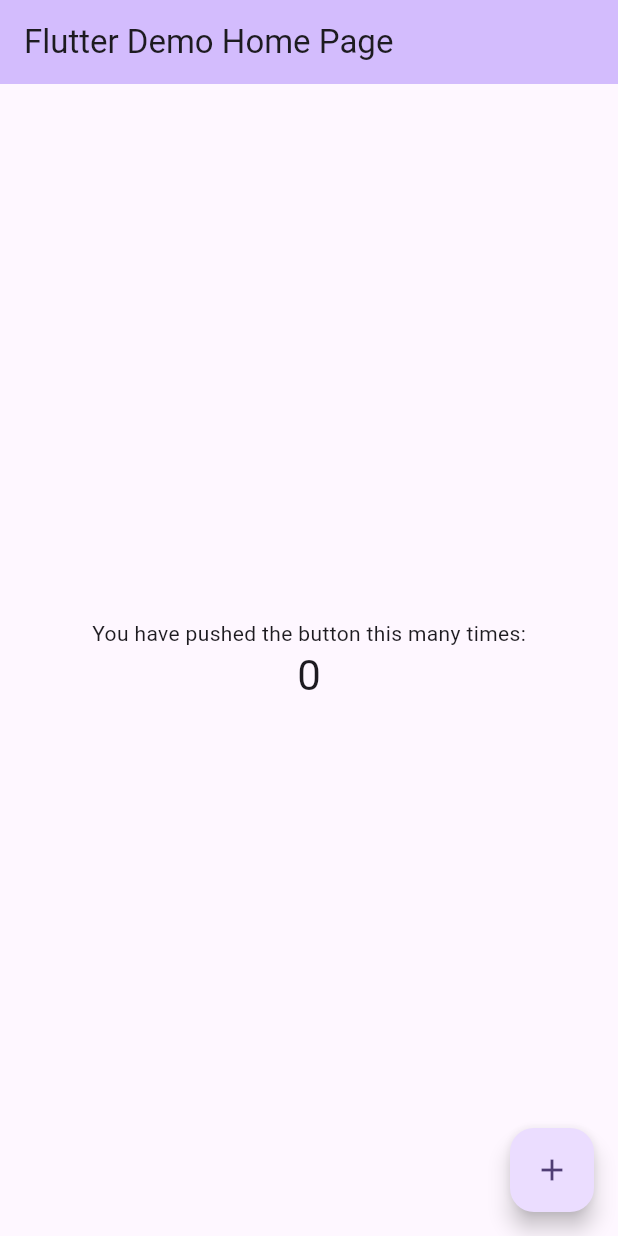
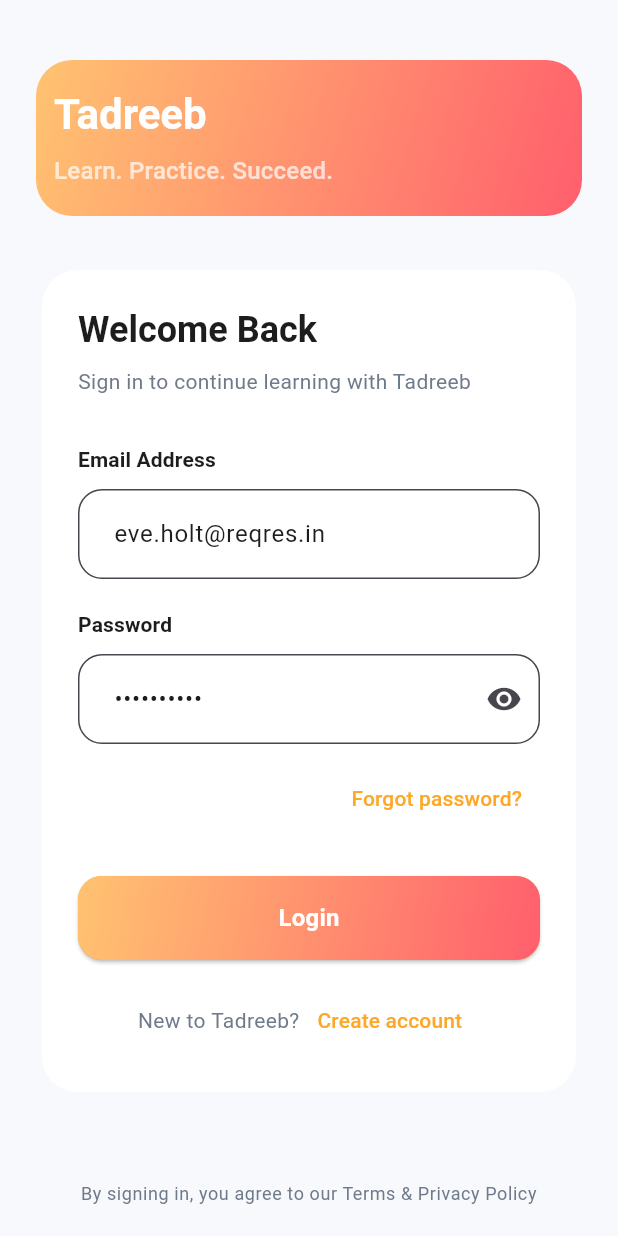
Before and after one commit to MoatazHossam/Tadreeb, a Flutter app: the screen it shows after launch, on a phone screen of 412 x 824 dp. Run offline on Flutter 3.47's test engine with Material 3 defaults, Android fonts, the phone set to English and light mode, and no system bars; our stand-ins replace get.

Commit message:
feat: add GetX-based login module

```diff
--- /dev/null
+++ b/tadreeb/lib/app/data/providers/api_provider.dart
@@ -0,0 +1,50 @@
+import 'dart:convert';
+
+import 'package:http/http.dart' as http;
+
+class ApiProvider {
+  ApiProvider({http.Client? client, this.baseUrl = 'https://reqres.in/api'})
+      : _client = client ?? http.Client();
+
+  final http.Client _client;
+  final String baseUrl;
+
+  Future<Map<String, dynamic>> post(
+    String path, {
+    Map<String, dynamic>? body,
+  }) async {
+    final uri = Uri.parse('$baseUrl$path');
+    final response = await _client.post(
+      uri,
+      headers: {'Content-Type': 'application/json'},
+      body: jsonEncode(body ?? <String, dynamic>{}),
+    );
+
+    if (response.statusCode >= 200 && response.statusCode < 300) {
+      return jsonDecode(response.body) as Map<String, dynamic>;
+    }
+
+    throw ApiException(
+      statusCode: response.statusCode,
+      message: 'Request failed with status: ${response.statusCode}',
+      body: response.body,
+    );
+  }
+
+  void dispose() {
+    _client.close();
+  }
+}
+
+class ApiException implements Exception {
+  ApiException({required this.statusCode, required this.message, this.body});
+
+  final int statusCode;
+  final String message;
+  final String? body;
+
+  @override
+  String toString() {
+    return 'ApiException(statusCode: $statusCode, message: $message, body: $body)';
+  }
+}
--- /dev/null
+++ b/tadreeb/lib/app/data/repositories/auth_repository.dart
@@ -0,0 +1,29 @@
+import '../providers/api_provider.dart';
+
+class AuthRepository {
+  AuthRepository(this._apiProvider);
+
+  final ApiProvider _apiProvider;
+
+  Future<AuthResponse> login({required String email, required String password}) async {
+    final result = await _apiProvider.post(
+      '/login',
+      body: {
+        'email': email,
+        'password': password,
+      },
+    );
+
+    return AuthResponse.fromJson(result);
+  }
+}
+
+class AuthResponse {
+  AuthResponse({required this.token});
+
+  final String token;
+
+  factory AuthResponse.fromJson(Map<String, dynamic> json) {
+    return AuthResponse(token: json['token'] as String? ?? '');
+  }
+}
--- /dev/null
+++ b/tadreeb/lib/app/modules/login/bindings/login_binding.dart
@@ -0,0 +1,14 @@
+import 'package:get/get.dart';
+
+import '../../../data/providers/api_provider.dart';
+import '../../../data/repositories/auth_repository.dart';
+import '../controllers/login_controller.dart';
+
+class LoginBinding extends Bindings {
+  @override
+  void dependencies() {
+    Get.lazyPut<ApiProvider>(() => ApiProvider());
+    Get.lazyPut<AuthRepository>(() => AuthRepository(Get.find()));
+    Get.lazyPut<LoginController>(() => LoginController(Get.find()));
+  }
+}
--- /dev/null
+++ b/tadreeb/lib/app/modules/login/controllers/login_controller.dart
@@ -0,0 +1,63 @@
+import 'package:flutter/material.dart';
+import 'package:get/get.dart';
+
+import '../../../data/providers/api_provider.dart';
+import '../../../data/repositories/auth_repository.dart';
+
+class LoginController extends GetxController {
+  LoginController(this._repository);
+
+  final AuthRepository _repository;
+
+  final emailController = TextEditingController(text: 'eve.holt@reqres.in');
+  final passwordController = TextEditingController(text: 'cityslicka');
+
+  final isPasswordVisible = false.obs;
+  final isLoading = false.obs;
+  final errorMessage = ''.obs;
+
+  @override
+  void onClose() {
+    emailController.dispose();
+    passwordController.dispose();
+    super.onClose();
+  }
+
+  Future<void> login() async {
+    if (isLoading.value) return;
+
+    final email = emailController.text.trim();
+    final password = passwordController.text.trim();
+
+    if (email.isEmpty || password.isEmpty) {
+      errorMessage.value = 'Please enter both email and password';
+      return;
+    }
+
+    try {
+      isLoading.value = true;
+      errorMessage.value = '';
+      final response = await _repository.login(email: email, password: password);
+      if (response.token.isNotEmpty) {
+        Get.snackbar(
+          'Welcome back!',
+          'You have successfully signed in.',
+          snackPosition: SnackPosition.BOTTOM,
+          margin: const EdgeInsets.all(16),
+        );
+      } else {
+        errorMessage.value = 'Invalid credentials, please try again.';
+      }
+    } on ApiException catch (error) {
+      errorMessage.value = error.message;
+    } catch (error) {
+      errorMessage.value = 'Something went wrong, please try again later.';
+    } finally {
+      isLoading.value = false;
+    }
+  }
+
+  void togglePassword() {
+    isPasswordVisible.toggle();
+  }
+}
--- /dev/null
+++ b/tadreeb/lib/app/modules/login/views/login_view.dart
@@ -0,0 +1,212 @@
+import 'package:flutter/material.dart';
+import 'package:get/get.dart';
+
+import '../../../ui/theme/app_theme.dart';
+import '../../../ui/widgets/auth_text_field.dart';
+import '../../../ui/widgets/primary_button.dart';
+import '../controllers/login_controller.dart';
+
+class LoginView extends GetView<LoginController> {
+  const LoginView({super.key});
+
+  @override
+  Widget build(BuildContext context) {
+    return Scaffold(
+      body: SafeArea(
+        child: LayoutBuilder(
+          builder: (context, constraints) {
+            final minHeight = constraints.maxHeight.isFinite
+                ? (constraints.maxHeight - 48).clamp(0, double.infinity)
+                : 0.0;
+            return SingleChildScrollView(
+              padding: const EdgeInsets.symmetric(horizontal: 24),
+              child: ConstrainedBox(
+                constraints: BoxConstraints(minHeight: minHeight),
+                child: IntrinsicHeight(
+                  child: Column(
+                    crossAxisAlignment: CrossAxisAlignment.stretch,
+                    children: [
+                      const SizedBox(height: 40),
+                      _Header(),
+                      const SizedBox(height: 32),
+                      Card(
+                        elevation: 0,
+                        shape: RoundedRectangleBorder(
+                          borderRadius: BorderRadius.circular(24),
+                        ),
+                        color: Colors.white,
+                        child: Padding(
+                          padding: const EdgeInsets.all(24),
+                          child: Column(
+                            crossAxisAlignment: CrossAxisAlignment.stretch,
+                            children: [
+                              Text(
+                                'Welcome Back',
+                                style: Theme.of(context).textTheme.headlineSmall?.copyWith(
+                                      fontWeight: FontWeight.bold,
+                                    ),
+                              ),
+                              const SizedBox(height: 8),
+                              Text(
+                                'Sign in to continue learning with Tadreeb',
+                                style: Theme.of(context)
+                                    .textTheme
+                                    .bodyMedium
+                                    ?.copyWith(color: AppColors.textSecondary),
+                              ),
+                              const SizedBox(height: 32),
+                              AuthTextField(
+                                label: 'Email Address',
+                                hint: 'demo@tadreeb.ae',
+                                controller: controller.emailController,
+                                keyboardType: TextInputType.emailAddress,
+                                textInputAction: TextInputAction.next,
+                              ),
+                              const SizedBox(height: 20),
+                              Obx(
+                                () => AuthTextField(
+                                  label: 'Password',
+                                  hint: 'Enter your password',
+                                  controller: controller.passwordController,
+                                  obscureText: !controller.isPasswordVisible.value,
+                                  textInputAction: TextInputAction.done,
+                                  onSubmitted: (_) => controller.login(),
+                                  suffix: IconButton(
+                                    onPressed: controller.togglePassword,
+                                    icon: Icon(
+                                      controller.isPasswordVisible.value
+                                          ? Icons.visibility_off
+                                          : Icons.visibility,
+                                    ),
+                                  ),
+                                ),
+                              ),
+                              const SizedBox(height: 12),
+                              Align(
+                                alignment: Alignment.centerRight,
+                                child: TextButton(
+                                  onPressed: () {},
+                                  child: const Text('Forgot password?'),
+                                ),
+                              ),
+                              const SizedBox(height: 12),
+                              Obx(
+                                () => AnimatedSwitcher(
+                                  duration: const Duration(milliseconds: 200),
+                                  child: controller.errorMessage.value.isEmpty
+                                      ? const SizedBox.shrink()
+                                      : Container(
+                                          key: ValueKey(controller.errorMessage.value),
+                                          padding: const EdgeInsets.symmetric(
+                                            horizontal: 16,
+                                            vertical: 12,
+                                          ),
+                                          decoration: BoxDecoration(
+                                            color: Colors.red.withOpacity(0.08),
+                                            borderRadius: BorderRadius.circular(12),
+                                          ),
+                                          child: Text(
+                                            controller.errorMessage.value,
+                                            style: const TextStyle(
+                                              color: Colors.red,
+                                              fontWeight: FontWeight.w600,
+                                            ),
+                                          ),
+                                        ),
+                                ),
+                              ),
+                              const SizedBox(height: 16),
+                              Obx(
+                                () => PrimaryButton(
+                                  label: 'Login',
+                                  isLoading: controller.isLoading.value,
+                                  onPressed: controller.login,
+                                ),
+                              ),
+                              const SizedBox(height: 16),
+                              Row(
+                                mainAxisAlignment: MainAxisAlignment.center,
+                                children: [
+                                  Text(
+                                    'New to Tadreeb?',
+                                    style: Theme.of(context)
+                                        .textTheme
+                                        .bodyMedium
+                                        ?.copyWith(color: AppColors.textSecondary),
+                                  ),
+                                  TextButton(
+                                    onPressed: () {},
+                                    child: const Text('Create account'),
+                                  ),
+                                ],
+                              ),
+                            ],
+                          ),
+                        ),
+                      ),
+                      const SizedBox(height: 32),
+                      Padding(
+                        padding: const EdgeInsets.symmetric(vertical: 24),
+                        child: Text(
+                          'By signing in, you agree to our Terms & Privacy Policy',
+                          textAlign: TextAlign.center,
+                          style: Theme.of(context)
+                              .textTheme
+                              .bodySmall
+                              ?.copyWith(color: AppColors.textSecondary),
+                        ),
+                      ),
+                    ],
+                  ),
+                ),
+              ),
+            );
+          },
+        ),
+      ),
+    );
+  }
+}
+
+class _Header extends StatelessWidget {
+  @override
+  Widget build(BuildContext context) {
+    return Column(
+      children: [
+        Container(
+          width: double.infinity,
+          padding: const EdgeInsets.symmetric(horizontal: 12, vertical: 18),
+          decoration: const BoxDecoration(
+            gradient: AppColors.primaryGradient,
+            borderRadius: BorderRadius.only(
+              topLeft: Radius.circular(24),
+              topRight: Radius.circular(24),
+              bottomLeft: Radius.circular(24),
+              bottomRight: Radius.circular(24),
+            ),
+          ),
+          child: Column(
+            crossAxisAlignment: CrossAxisAlignment.start,
+            children: [
+              Text(
+                'Tadreeb',
+                style: Theme.of(context).textTheme.headlineMedium?.copyWith(
+                      color: Colors.white,
+                      fontWeight: FontWeight.bold,
+                    ),
+              ),
+              const SizedBox(height: 8),
+              Text(
+                'Learn. Practice. Succeed.',
+                style: Theme.of(context)
+                    .textTheme
+                    .titleMedium
+                    ?.copyWith(color: Colors.white70, fontWeight: FontWeight.w500),
+              ),
+            ],
+          ),
+        ),
+      ],
+    );
+  }
+}
--- /dev/null
+++ b/tadreeb/lib/app/routes/app_pages.dart
@@ -0,0 +1,21 @@
+import 'package:get/get.dart';
+
+import '../modules/login/bindings/login_binding.dart';
+import '../modules/login/controllers/login_controller.dart';
+import '../modules/login/views/login_view.dart';
+
+part 'app_routes.dart';
+
+class AppPages {
+  AppPages._();
+
+  static const initial = Routes.login;
+
+  static final routes = <GetPage<dynamic>>[
+    GetPage<LoginController>(
+      name: Routes.login,
+      page: () => const LoginView(),
+      binding: LoginBinding(),
+    ),
+  ];
+}
--- /dev/null
+++ b/tadreeb/lib/app/routes/app_routes.dart
@@ -0,0 +1,6 @@
+part of 'app_pages.dart';
+
+abstract class Routes {
+  Routes._();
+  static const login = '/login';
+}
--- /dev/null
+++ b/tadreeb/lib/app/ui/theme/app_theme.dart
@@ -0,0 +1,58 @@
+import 'package:flutter/material.dart';
+
+class AppColors {
+  AppColors._();
+
+  static const Color primary = Color(0xFFFFA726);
+  static const Color accent = Color(0xFF4A4A68);
+  static const Color background = Color(0xFFF8F9FC);
+  static const Color textPrimary = Color(0xFF1D1D1D);
+  static const Color textSecondary = Color(0xFF6F7A8A);
+  static const LinearGradient primaryGradient = LinearGradient(
+    colors: [Color(0xFFFFC371), Color(0xFFFF5F6D)],
+    begin: Alignment.topLeft,
+    end: Alignment.bottomRight,
+  );
+}
+
+class AppTheme {
+  AppTheme._();
+
+  static ThemeData get light {
+    final base = ThemeData.light();
+    return base.copyWith(
+      colorScheme: base.colorScheme.copyWith(
+        primary: AppColors.primary,
+        secondary: AppColors.accent,
+      ),
+      scaffoldBackgroundColor: AppColors.background,
+      textTheme: base.textTheme.apply(
+        bodyColor: AppColors.textPrimary,
+        displayColor: AppColors.textPrimary,
+      ),
+      inputDecorationTheme: InputDecorationTheme(
+        filled: true,
+        fillColor: Colors.white,
+        border: OutlineInputBorder(
+          borderRadius: BorderRadius.circular(16),
+          borderSide: const BorderSide(color: Color(0xFFE3E8EF)),
+        ),
+        focusedBorder: OutlineInputBorder(
+          borderRadius: BorderRadius.circular(16),
+          borderSide: const BorderSide(color: AppColors.primary),
+        ),
+        hintStyle: const TextStyle(color: AppColors.textSecondary),
+        contentPadding: const EdgeInsets.symmetric(horizontal: 20, vertical: 18),
+      ),
+      elevatedButtonTheme: ElevatedButtonThemeData(
+        style: ElevatedButton.styleFrom(
+          backgroundColor: AppColors.primary,
+          foregroundColor: Colors.white,
+          shape: RoundedRectangleBorder(borderRadius: BorderRadius.circular(16)),
+          textStyle: const TextStyle(fontWeight: FontWeight.w600, fontSize: 16),
+          padding: const EdgeInsets.symmetric(vertical: 18),
+        ),
+      ),
+    );
+  }
+}
--- /dev/null
+++ b/tadreeb/lib/app/ui/widgets/auth_text_field.dart
@@ -0,0 +1,51 @@
+import 'package:flutter/material.dart';
+
+class AuthTextField extends StatelessWidget {
+  const AuthTextField({
+    super.key,
+    required this.label,
+    required this.hint,
+    this.obscureText = false,
+    this.controller,
+    this.textInputAction,
+    this.keyboardType,
+    this.onSubmitted,
+    this.suffix,
+  });
+
+  final String label;
+  final String hint;
+  final bool obscureText;
+  final TextEditingController? controller;
+  final TextInputAction? textInputAction;
+  final TextInputType? keyboardType;
+  final ValueChanged<String>? onSubmitted;
+  final Widget? suffix;
+
+  @override
+  Widget build(BuildContext context) {
+    return Column(
+      crossAxisAlignment: CrossAxisAlignment.start,
+      children: [
+        Text(
+          label,
+          style: Theme.of(context).textTheme.titleSmall?.copyWith(
+                fontWeight: FontWeight.w600,
+              ),
+        ),
+        const SizedBox(height: 10),
+        TextField(
+          controller: controller,
+          obscureText: obscureText,
+          textInputAction: textInputAction,
+          keyboardType: keyboardType,
+          onSubmitted: onSubmitted,
+          decoration: InputDecoration(
+            hintText: hint,
+            suffixIcon: suffix,
+          ),
+        ),
+      ],
+    );
+  }
+}
--- /dev/null
+++ b/tadreeb/lib/app/ui/widgets/primary_button.dart
@@ -0,0 +1,52 @@
+import 'package:flutter/material.dart';
+
+import '../theme/app_theme.dart';
+
+class PrimaryButton extends StatelessWidget {
+  const PrimaryButton({
+    super.key,
+    required this.label,
+    required this.onPressed,
+    this.isLoading = false,
+  });
+
+  final String label;
+  final VoidCallback onPressed;
+  final bool isLoading;
+
+  @override
+  Widget build(BuildContext context) {
+    return ElevatedButton(
+      onPressed: isLoading ? null : onPressed,
+      style: ElevatedButton.styleFrom(
+        padding: EdgeInsets.zero,
+      ),
+      child: Ink(
+        decoration: const BoxDecoration(
+          gradient: AppColors.primaryGradient,
+          borderRadius: BorderRadius.all(Radius.circular(16)),
+        ),
+        child: Container(
+          height: 56,
+          alignment: Alignment.center,
+          child: isLoading
+              ? const SizedBox(
+                  height: 22,
+                  width: 22,
+                  child: CircularProgressIndicator(
+                    valueColor: AlwaysStoppedAnimation<Color>(Colors.white),
+                    strokeWidth: 3,
+                  ),
+                )
+              : Text(
+                  label,
+                  style: Theme.of(context)
+                      .textTheme
+                      .titleMedium
+                      ?.copyWith(color: Colors.white, fontWeight: FontWeight.w600),
+                ),
+        ),
+      ),
+    );
+  }
+}
--- a/tadreeb/lib/main.dart
+++ b/tadreeb/lib/main.dart
@@ -1,122 +1,24 @@
 import 'package:flutter/material.dart';
+import 'package:get/get.dart';
+
+import 'app/routes/app_pages.dart';
+import 'app/ui/theme/app_theme.dart';
 
 void main() {
-  runApp(const MyApp());
+  runApp(const TadreebApp());
 }
 
-class MyApp extends StatelessWidget {
-  const MyApp({super.key});
+class TadreebApp extends StatelessWidget {
+  const TadreebApp({super.key});
 
-  // This widget is the root of your application.
   @override
   Widget build(BuildContext context) {
-    return MaterialApp(
-      title: 'Flutter Demo',
-      theme: ThemeData(
-        // This is the theme of your application.
-        //
-        // TRY THIS: Try running your application with "flutter run". You'll see
-        // the application has a purple toolbar. Then, without quitting the app,
-        // try changing the seedColor in the colorScheme below to Colors.green
-        // and then invoke "hot reload" (save your changes or press the "hot
-        // reload" button in a Flutter-supported IDE, or press "r" if you used
-        // the command line to start the app).
-        //
-        // Notice that the counter didn't reset back to zero; the application
-        // state is not lost during the reload. To reset the state, use hot
-        // restart instead.
-        //
-        // This works for code too, not just values: Most code changes can be
-        // tested with just a hot reload.
-        colorScheme: ColorScheme.fromSeed(seedColor: Colors.deepPurple),
-      ),
-      home: const MyHomePage(title: 'Flutter Demo Home Page'),
+    return GetMaterialApp(
+      title: 'Tadreeb',
+      debugShowCheckedModeBanner: false,
+      theme: AppTheme.light,
+      initialRoute: AppPages.initial,
+      getPages: AppPages.routes,
     );
   }
 }
-
-class MyHomePage extends StatefulWidget {
-  const MyHomePage({super.key, required this.title});
-
-  // This widget is the home page of your application. It is stateful, meaning
-  // that it has a State object (defined below) that contains fields that affect
-  // how it looks.
-
-  // This class is the configuration for the state. It holds the values (in this
-  // case the title) provided by the parent (in this case the App widget) and
-  // used by the build method of the State. Fields in a Widget subclass are
-  // always marked "final".
-
-  final String title;
-
-  @override
-  State<MyHomePage> createState() => _MyHomePageState();
-}
-
-class _MyHomePageState extends State<MyHomePage> {
-  int _counter = 0;
-
-  void _incrementCounter() {
-    setState(() {
-      // This call to setState tells the Flutter framework that something has
-      // changed in this State, which causes it to rerun the build method below
-      // so that the display can reflect the updated values. If we changed
-      // _counter without calling setState(), then the build method would not be
-      // called again, and so nothing would appear to happen.
-      _counter++;
-    });
-  }
-
-  @override
-  Widget build(BuildContext context) {
-    // This method is rerun every time setState is called, for instance as done
-    // by the _incrementCounter method above.
-    //
-    // The Flutter framework has been optimized to make rerunning build methods
-    // fast, so that you can just rebuild anything that needs updating rather
-    // than having to individually change instances of widgets.
-    return Scaffold(
-      appBar: AppBar(
-        // TRY THIS: Try changing the color here to a specific color (to
-        // Colors.amber, perhaps?) and trigger a hot reload to see the AppBar
-        // change color while the other colors stay the same.
-        backgroundColor: Theme.of(context).colorScheme.inversePrimary,
-        // Here we take the value from the MyHomePage object that was created by
-        // the App.build method, and use it to set our appbar title.
-        title: Text(widget.title),
-      ),
-      body: Center(
-        // Center is a layout widget. It takes a single child and positions it
-        // in the middle of the parent.
-        child: Column(
-          // Column is also a layout widget. It takes a list of children and
-          // arranges them vertically. By default, it sizes itself to fit its
-          // children horizontally, and tries to be as tall as its parent.
-          //
-          // Column has various properties to control how it sizes itself and
-          // how it positions its children. Here we use mainAxisAlignment to
-          // center the children vertically; the main axis here is the vertical
-          // axis because Columns are vertical (the cross axis would be
-          // horizontal).
-          //
-          // TRY THIS: Invoke "debug painting" (choose the "Toggle Debug Paint"
-          // action in the IDE, or press "p" in the console), to see the
-          // wireframe for each widget.
-          mainAxisAlignment: MainAxisAlignment.center,
-          children: <Widget>[
-            const Text('You have pushed the button this many times:'),
-            Text(
-              '$_counter',
-              style: Theme.of(context).textTheme.headlineMedium,
-            ),
-          ],
-        ),
-      ),
-      floatingActionButton: FloatingActionButton(
-        onPressed: _incrementCounter,
-        tooltip: 'Increment',
-        child: const Icon(Icons.add),
-      ), // This trailing comma makes auto-formatting nicer for build methods.
-    );
-  }
-}
--- a/tadreeb/pubspec.yaml
+++ b/tadreeb/pubspec.yaml
@@ -30,6 +30,8 @@ environment:
 dependencies:
   flutter:
     sdk: flutter
+  get: ^4.6.6
+  http: ^0.13.6
 
   # The following adds the Cupertino Icons font to your application.
   # Use with the CupertinoIcons class for iOS style icons.
```
